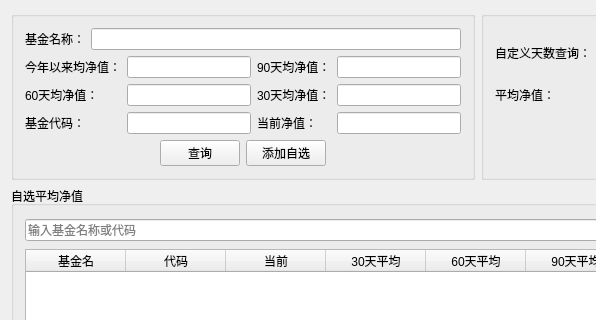
l1007482035/vs2015TestPrj, file FundTool/FundTool.ui: the form before one commit; both pictures show x 0 to 596 and y 0 to 320 of the 955 by 774 pixel window.
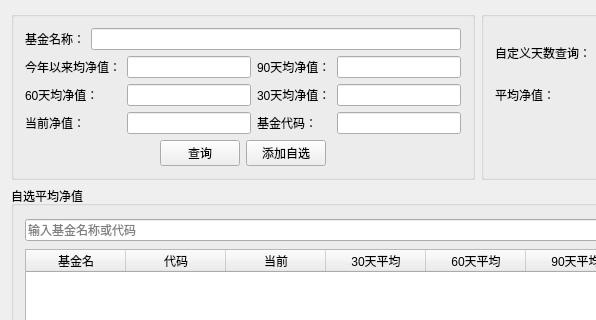
The form after the commit.

```diff
--- a/FundTool/FundTool.ui
+++ b/FundTool/FundTool.ui
@@ -127,7 +127,7 @@
              <string notr="true"/>
             </property>
             <property name="text">
-             <string>当前净值：</string>
+             <string>基金代码：</string>
             </property>
            </widget>
           </item>
@@ -137,7 +137,7 @@
              <string notr="true"/>
             </property>
             <property name="text">
-             <string>基金代码：</string>
+             <string>当前净值：</string>
             </property>
            </widget>
           </item>
@@ -156,11 +156,11 @@
            </widget>
           </item>
           <item row="2" column="1">
-           <widget class="QLineEdit" name="lineEdit_fundcode"/>
-          </item>
-          <item row="2" column="3">
            <widget class="QLineEdit" name="lineEdit_curjingzhi"/>
           </item>
+          <item row="2" column="3">
+           <widget class="QLineEdit" name="lineEdit_fundcode"/>
+          </item>
          </layout>
         </item>
         <item>
```
